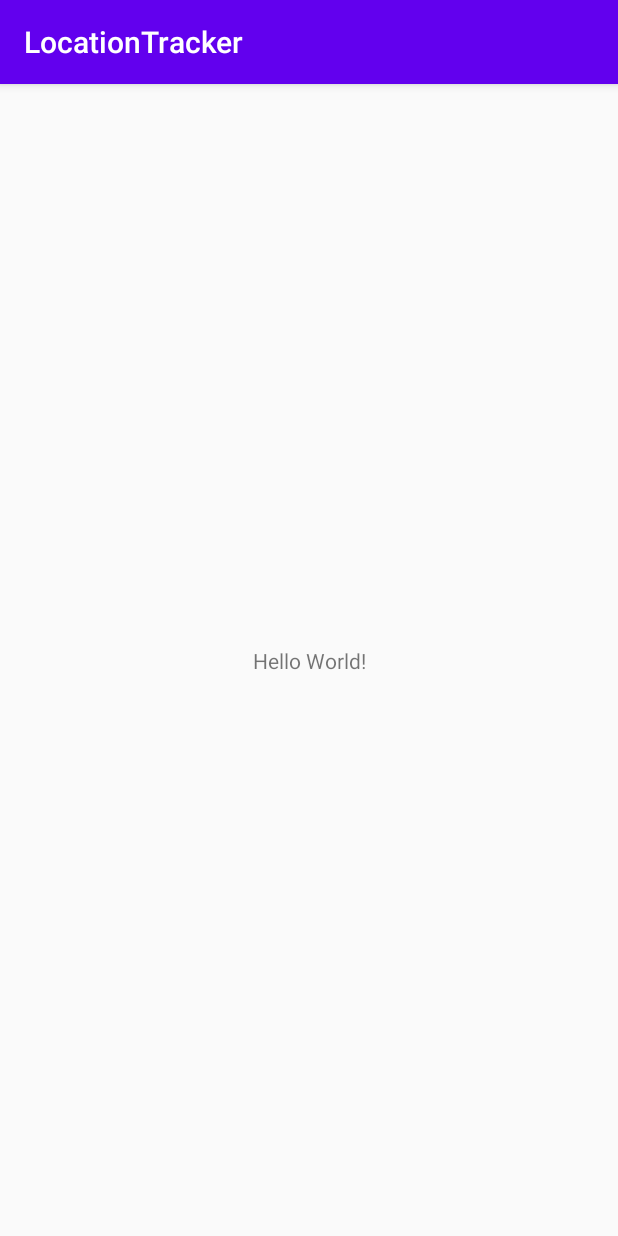
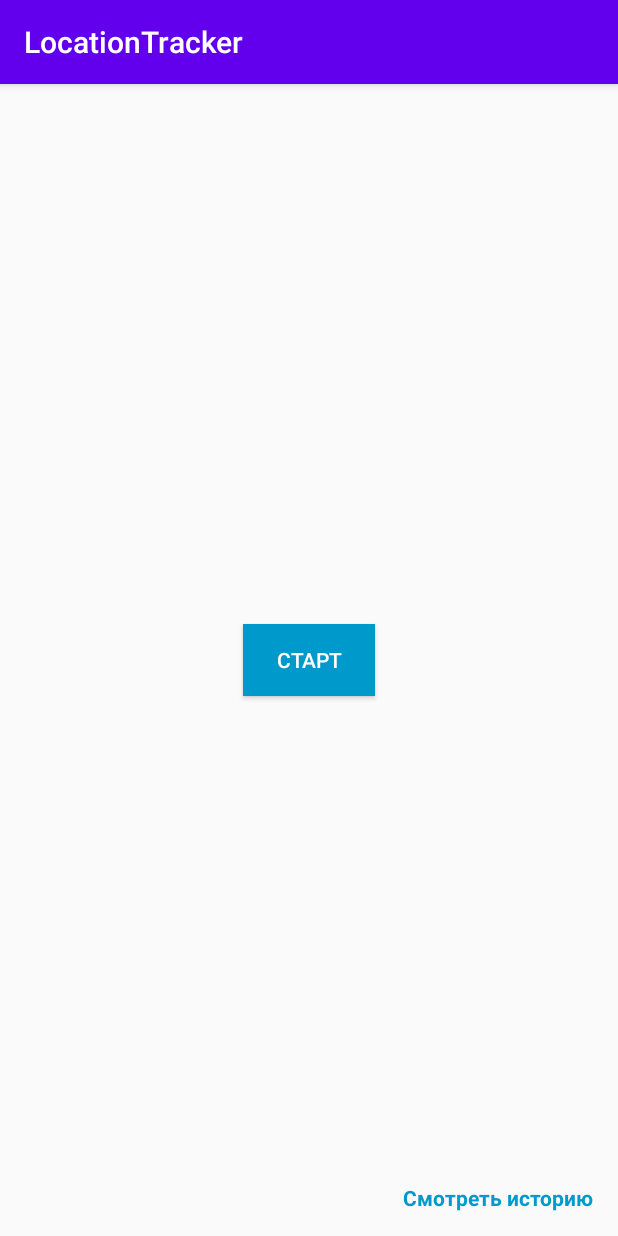
Before and after one commit to rodniw/LocationTracker, an Android app: the screen it shows after launch (MainActivity), on a phone screen of 412 x 824 dp. Run offline under Robolectric (Android 15) with nearby library versions, the phone set to English and light mode, and no system bars.

Commit message:
project structure built. done with the main gps functionality.

```diff
--- a/app/src/main/AndroidManifest.xml
+++ b/app/src/main/AndroidManifest.xml
@@ -1,6 +1,10 @@
 <?xml version="1.0" encoding="utf-8"?>
 <manifest xmlns:android="http://schemas.android.com/apk/res/android"
     package="dev.example.ru.locationtracker">
+
+    <uses-permission android:name="android.permission.ACCESS_COARSE_LOCATION" />
+    <uses-permission android:name="android.permission.ACCESS_FINE_LOCATION" />
+    <uses-permission android:name="android.permission.WRITE_EXTERNAL_STORAGE " />
 
     <application
         android:allowBackup="true"
@@ -9,6 +13,7 @@
         android:roundIcon="@mipmap/ic_launcher_round"
         android:supportsRtl="true"
         android:theme="@style/AppTheme">
+        <activity android:name=".ListOfLocations" />
         <activity android:name=".MainActivity">
             <intent-filter>
                 <action android:name="android.intent.action.MAIN" />
--- /dev/null
+++ b/app/src/main/java/dev/example/ru/locationtracker/ListOfLocationsAdapter.kt
@@ -0,0 +1,4 @@
+package dev.example.ru.locationtracker
+
+class ListOfLocationsAdapter {
+}
--- /dev/null
+++ b/app/src/main/java/dev/example/ru/locationtracker/LocationModel.kt
@@ -0,0 +1,6 @@
+package dev.example.ru.locationtracker
+
+import androidx.room.Entity
+
+@Entity
+data class LocationModel (val distance: String)
--- a/app/src/main/res/layout/activity_main.xml
+++ b/app/src/main/res/layout/activity_main.xml
@@ -6,13 +6,44 @@
     android:layout_height="match_parent"
     tools:context=".MainActivity">
 
-    <TextView
+    <Button
+        android:id="@+id/location_start_tracking_btn"
         android:layout_width="wrap_content"
         android:layout_height="wrap_content"
-        android:text="Hello World!"
+        android:layout_marginStart="16dp"
+        android:layout_marginEnd="16dp"
+        android:background="@android:color/holo_blue_dark"
+        android:text="@string/start_text"
+        android:textColor="@android:color/white"
         app:layout_constraintBottom_toBottomOf="parent"
-        app:layout_constraintLeft_toLeftOf="parent"
-        app:layout_constraintRight_toRightOf="parent"
+        app:layout_constraintEnd_toEndOf="parent"
+        app:layout_constraintStart_toStartOf="parent"
         app:layout_constraintTop_toTopOf="parent" />
 
+    <TextView
+        android:id="@+id/location_writing_text"
+        android:layout_width="wrap_content"
+        android:layout_height="wrap_content"
+        android:layout_marginStart="16dp"
+        android:layout_marginTop="8dp"
+        android:layout_marginEnd="16dp"
+        android:text="История изменений локации записывается.."
+        android:textColor="@android:color/holo_blue_dark"
+        android:visibility="gone"
+        app:layout_constraintEnd_toEndOf="parent"
+        app:layout_constraintStart_toStartOf="parent"
+        app:layout_constraintTop_toBottomOf="@+id/location_start_tracking_btn" />
+
+    <TextView
+        android:id="@+id/location_history_btn"
+        android:layout_width="wrap_content"
+        android:layout_height="wrap_content"
+        android:layout_marginEnd="16dp"
+        android:layout_marginBottom="16dp"
+        android:fontFamily="sans-serif"
+        android:text="Смотреть историю"
+        android:textColor="@android:color/holo_blue_dark"
+        android:textStyle="bold"
+        app:layout_constraintBottom_toBottomOf="parent"
+        app:layout_constraintEnd_toEndOf="parent" />
 </androidx.constraintlayout.widget.ConstraintLayout>
--- a/app/src/main/res/values/strings.xml
+++ b/app/src/main/res/values/strings.xml
@@ -1,3 +1,8 @@
 <resources>
     <string name="app_name">LocationTracker</string>
+
+    <string name="set_location_manually_text">Установите разрешение вручную в настройках</string>
+
+    <string name="start_text">Старт</string>
+    <string name="stop_text">Стоп</string>
 </resources>
```
Also changed, not shown: app/build.gradle (+26 -0 lines), app/src/main/java/dev/example/ru/locationtracker/AppDatabase.kt (added, +41 -0 lines), app/src/main/java/dev/example/ru/locationtracker/ListOfLocations.kt (added, +12 -0 lines), app/src/main/java/dev/example/ru/locationtracker/LocationDao.kt (added, +7 -0 lines), app/src/main/java/dev/example/ru/locationtracker/LocationTrackerApplication.kt (added, +12 -0 lines), app/src/main/java/dev/example/ru/locationtracker/MainActivity.kt (+100 -1 lines), app/src/main/res/layout/activity_list_of_locations.xml (added, +14 -0 lines).
